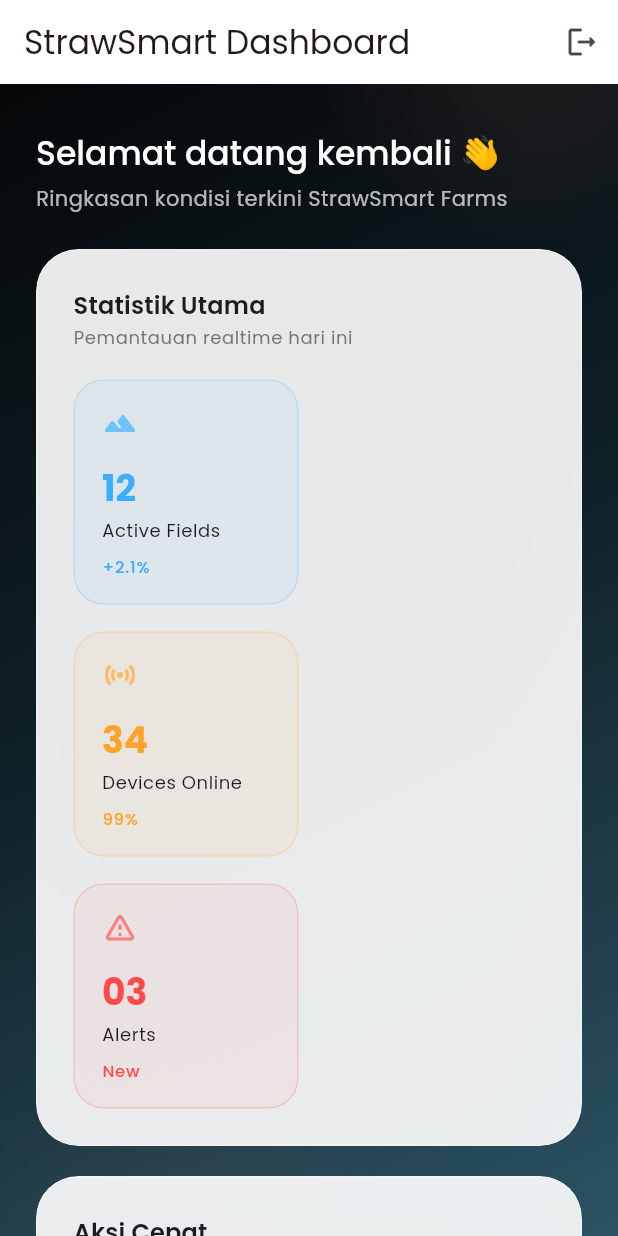
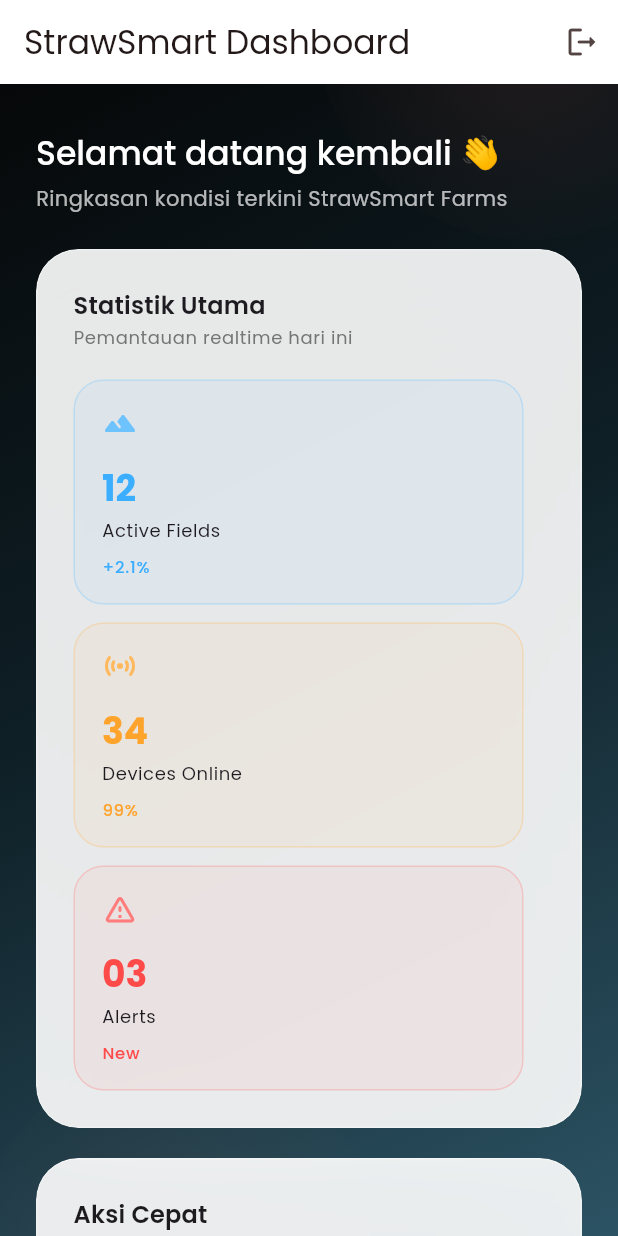
Before and after one commit to abhixyz1/strawsmart_farming, a Flutter app: the screen it shows once a user with an empty profile is signed in, on a phone screen of 412 x 824 dp. Run offline on Flutter 3.47's test engine with Material 3 defaults, Android fonts, the light colour scheme and no system bars; our stand-ins replace firebase_auth, firebase_core, flutter_riverpod, go_router, google_fonts; accounts and stored records are empty.

Commit message:
another fix looks at dashboard

```diff
--- a/lib/screens/dashboard/dashboard_screen.dart
+++ b/lib/screens/dashboard/dashboard_screen.dart
@@ -144,10 +144,15 @@ class DashboardScreen extends ConsumerWidget {
                         ),
                         const SizedBox(height: 20),
                         Wrap(
-                          spacing: 18,
-                          runSpacing: 18,
+                          spacing: 12,
+                          runSpacing: 12,
                           children: stats
-                              .map((data) => _StatCard(data: data))
+                              .map(
+                                (data) => SizedBox(
+                                  width: 300,       // ubah sesuai kebutuhan
+                                  child: _StatCard(data: data),
+                                ),
+                              )
                               .toList(),
                         ),
                       ],
```
